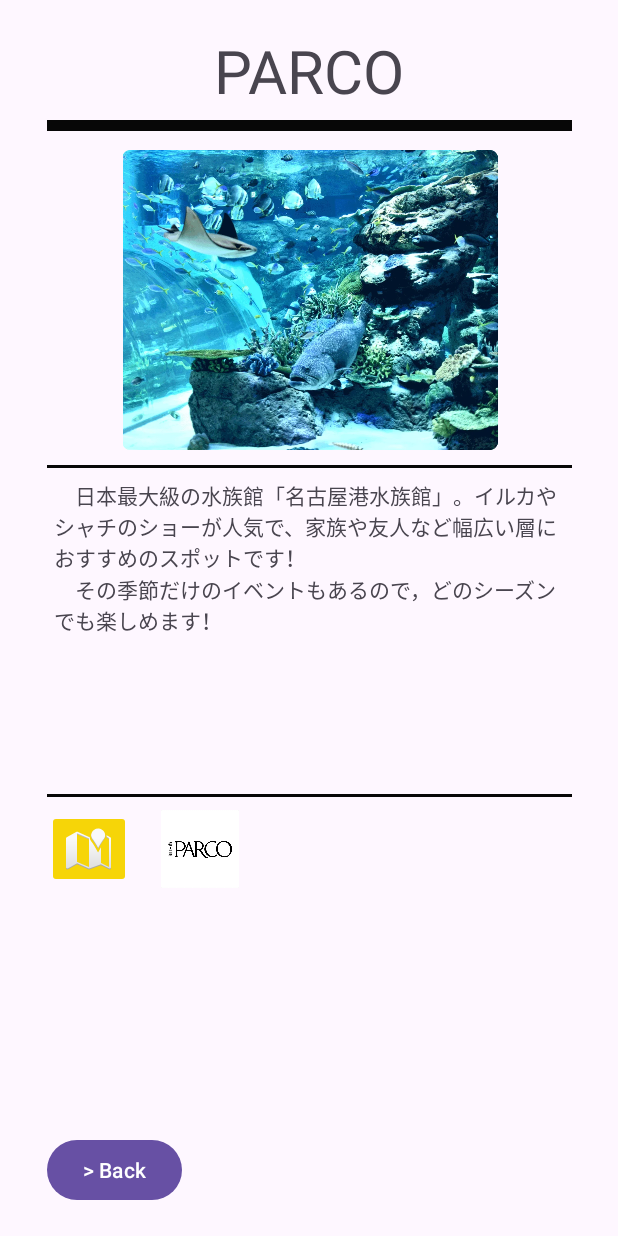
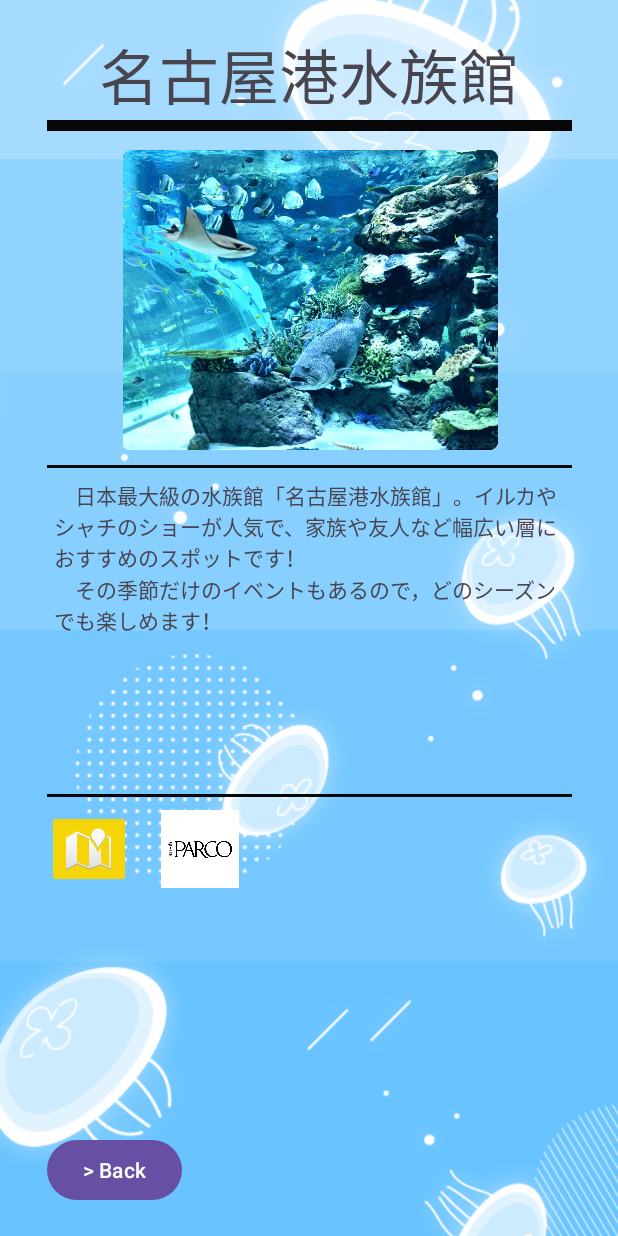
Before and after one commit to Heiro643/deraspots, an Android app: the MainActivity5 screen opened directly, with no data from a screen before it, on a phone screen of 412 x 824 dp. Run offline under Robolectric (Android 15) with nearby library versions, the phone set to English and light mode, and no system bars.

Commit message:
水族館のViewに背景を追加しました

```diff
--- a/app/src/main/res/layout/activity_main5.xml
+++ b/app/src/main/res/layout/activity_main5.xml
@@ -6,12 +6,18 @@
     android:layout_width="match_parent"
     android:layout_height="match_parent"
     tools:context=".MainActivity5">
+    <ImageView
+        android:id="@+id/imagekurage"
+        android:layout_width="wrap_content"
+        android:layout_height="wrap_content"
+        android:scaleType="centerCrop"
+        app:srcCompat="@drawable/okumono_kurage9" />
     <TextView
         android:id="@+id/textView22"
         android:layout_width="wrap_content"
         android:layout_height="wrap_content"
         android:layout_marginTop="20dp"
-        android:text="PARCO"
+        android:text="名古屋港水族館"
         android:textSize="40dp"
         app:layout_constraintTop_toTopOf="parent"
         app:layout_constraintEnd_toEndOf="parent"
@@ -103,4 +109,6 @@
         app:layout_constraintStart_toStartOf="@id/blackBar2"
         app:layout_constraintBottom_toBottomOf="parent"/>
 
+
+
 </androidx.constraintlayout.widget.ConstraintLayout>
```
Also changed, not shown: app/src/main/res/drawable/okumono_kurage9.png (added).
